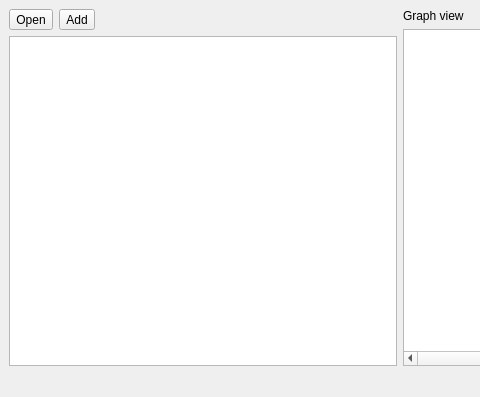
Before: the Qt Designer form src/sca/mainwindow.ui in OSLL/sca, drawn with Qt 5; both pictures show x 0 to 480 and y 0 to 397 of the 800 by 397 pixel window.
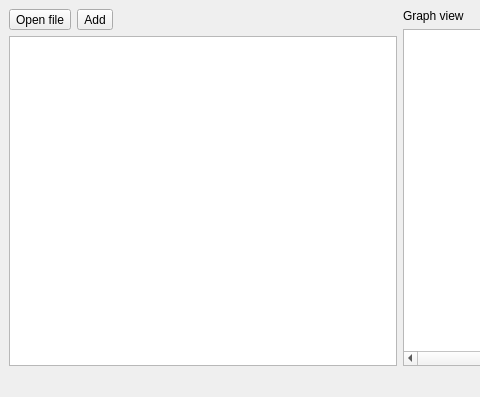
After: the same form once the commit is applied. Custom widgets are drawn as their Qt base class.

What changed in the file:
```diff
--- a/src/sca/mainwindow.ui
+++ b/src/sca/mainwindow.ui
@@ -24,7 +24,7 @@
           <item>
            <widget class="QToolButton" name="openButton">
             <property name="text">
-             <string>Open</string>
+             <string>Open file</string>
             </property>
            </widget>
           </item>
```
Left out of the diff: 2 changed lines with no effect on the pictures.
